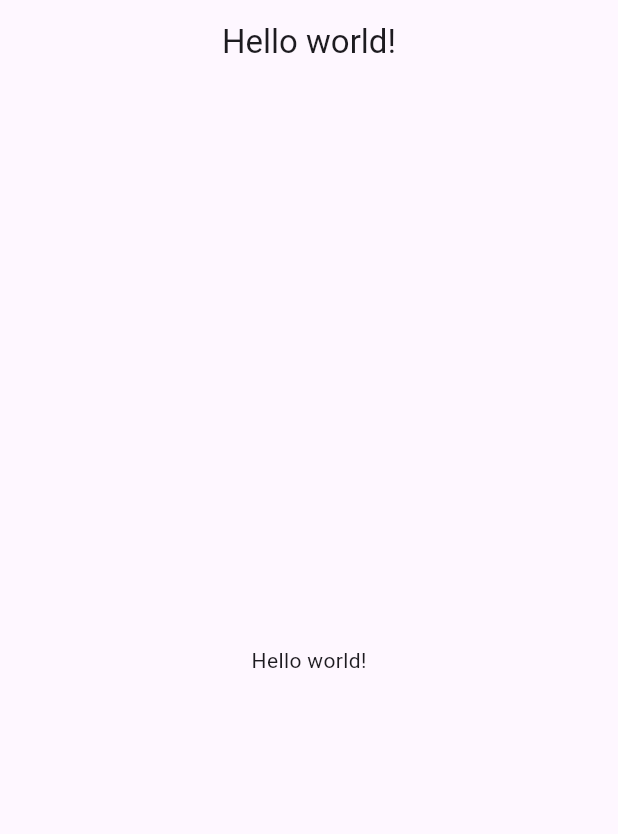
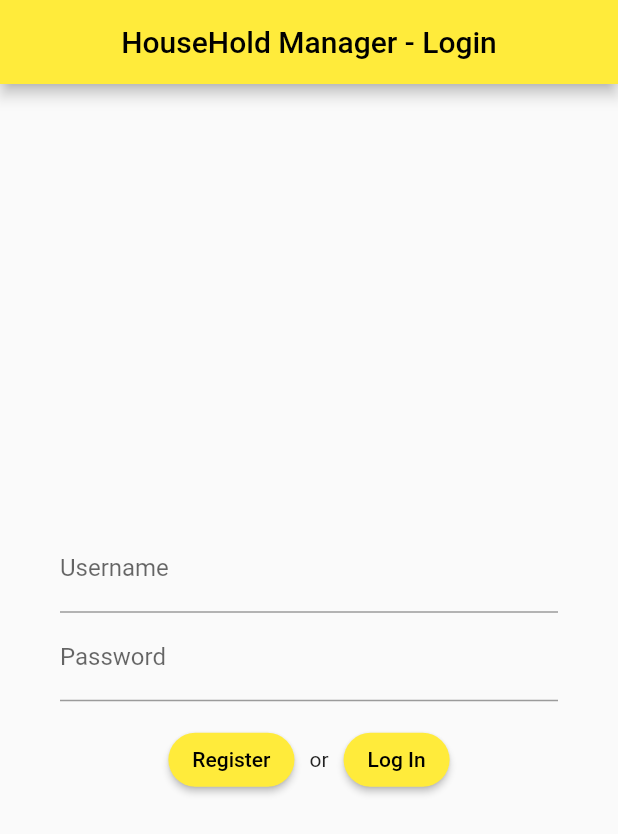
Before and after one commit to M1RT4N/Flutter_-_Household_Manager, a Flutter app: the screen it shows after launch, on a phone screen of 412 x 824 dp. Shown: the top 834 px of the screen. Run offline on Flutter 3.47's test engine with Material 3 defaults, Android fonts, the phone set to English and light mode, and no system bars.

Commit message:
feat: added logging screen

```diff
--- /dev/null
+++ b/lib/app_root.dart
@@ -0,0 +1,14 @@
+import 'package:flutter/material.dart';
+import 'package:household_manager/pages/login_page.dart';
+
+class AppRoot extends StatelessWidget {
+  const AppRoot({Key? key}) : super(key: key);
+
+  @override
+  Widget build(BuildContext context) {
+    return MaterialApp(
+      home: LoginPage(),
+      theme: ThemeData(primarySwatch: Colors.yellow, useMaterial3: false),
+    );
+  }
+}
--- a/lib/main.dart
+++ b/lib/main.dart
@@ -1,28 +1,6 @@
 import 'package:flutter/material.dart';
+import 'package:household_manager/app_root.dart';
 
 void main() {
-  runApp(const MyApp());
+  runApp(AppRoot());
 }
-
-class MyApp extends StatelessWidget {
-  const MyApp({super.key});
-
-  // This widget is the root of your application.
-  @override
-  Widget build(BuildContext context) {
-    return MaterialApp(
-      title: 'Hello world!',
-      home: Scaffold(
-        appBar: AppBar(
-            title: const Center(
-              child: Text(
-                        'Hello world!',
-                      ),
-            )),
-        body: const Center(
-          child: Text('Hello world!'),
-        ),
-      ),
-    );
-  }
-}
--- /dev/null
+++ b/lib/pages/common/page_template.dart
@@ -0,0 +1,20 @@
+import 'package:flutter/material.dart';
+
+class PageTemplate extends StatelessWidget {
+
+  final String title;
+  final Widget child;
+
+  const PageTemplate({super.key, required this.title, required this.child});
+
+  @override
+  Widget build(BuildContext context) {
+    return Scaffold(
+      appBar: AppBar(
+        title: Text(title),
+        centerTitle: true,
+      ),
+      body: child,
+    );
+  }
+}
--- /dev/null
+++ b/lib/pages/home_page.dart
@@ -0,0 +1,11 @@
+import 'package:flutter/material.dart';
+import 'package:household_manager/pages/common/page_template.dart';
+
+class HomePage extends StatelessWidget {
+  const HomePage({Key? key}) : super(key: key);
+
+  @override
+  Widget build(BuildContext context) {
+    return PageTemplate(title: 'Home', child: Text('TODO'));
+  }
+}
--- /dev/null
+++ b/lib/pages/login_page.dart
@@ -0,0 +1,108 @@
+import 'package:flutter/material.dart';
+import 'package:household_manager/pages/common/page_template.dart';
+import 'package:household_manager/pages/registration_page.dart';
+
+import 'home_page.dart';
+
+const _appMargin = 40.0;
+const _spaceAfterPassword = 15.0;
+const _spaceBetweenButtons = 10.0;
+const _spaceBeforeErrorText = 5.0;
+
+class LoginPage extends StatefulWidget {
+  const LoginPage({Key? key}) : super(key: key);
+
+  @override
+  State<LoginPage> createState() => _LoginPageState();
+}
+
+class _LoginPageState extends State<LoginPage> {
+  late bool isError;
+
+  @override
+  void initState() {
+    isError = false;
+    super.initState();
+  }
+
+  @override
+  Widget build(BuildContext context) {
+    final usernameController = TextEditingController();
+    final passwordController = TextEditingController();
+
+    return PageTemplate(
+      title: 'HouseHold Manager - Login',
+      child: Container(
+        margin: EdgeInsets.all(_appMargin),
+        child: Column(
+          mainAxisAlignment: MainAxisAlignment.center,
+          children: [
+            _buildTextField('Username', usernameController, false),
+            _buildTextField('Password', passwordController, true),
+            SizedBox(height: _spaceAfterPassword),
+            Row(
+              mainAxisAlignment: MainAxisAlignment.center,
+              children: [
+                _buildStadiumButton('Register', () {
+                  Navigator.push(context,
+                      MaterialPageRoute(builder: (_) => RegistrationPage()));
+                }),
+                SizedBox(width: _spaceBetweenButtons),
+                Text('or'),
+                SizedBox(width: _spaceBetweenButtons),
+                _buildStadiumButton('Log In', () {
+                  if (checkLoginInfo(
+                      usernameController.text, passwordController.text)) {
+                    Navigator.pushAndRemoveUntil(
+                        context,
+                        MaterialPageRoute(builder: (_) => HomePage()),
+                        (_) => false);
+                  } else {
+                    setState(() => isError = true);
+                  }
+                }),
+              ],
+            ),
+            if (isError) ...[
+              SizedBox(height: _spaceBeforeErrorText),
+              Text(
+                'Invalid username or password',
+                style:
+                    TextStyle(color: Colors.red, fontWeight: FontWeight.bold),
+              ),
+            ]
+          ],
+        ),
+      ),
+    );
+  }
+}
+
+Widget _buildTextField(
+    String labelText, TextEditingController controller, bool obscureText) {
+  return TextField(
+    decoration: InputDecoration(labelText: labelText),
+    controller: controller,
+    obscureText: obscureText,
+    enableSuggestions: false,
+    autocorrect: false,
+  );
+}
+
+Widget _buildStadiumButton(String text, Function onPressed) {
+  return ElevatedButton(
+    onPressed: () => onPressed(),
+    child: Text(text),
+    style: ButtonStyle(
+      shape: WidgetStatePropertyAll(StadiumBorder()),
+    ),
+  );
+}
+
+bool checkLoginInfo(String username, String password) {
+  if (username.isEmpty || password.isEmpty) {
+    return false;
+  }
+  // TODO
+  return true;
+}
--- /dev/null
+++ b/lib/pages/registration_page.dart
@@ -0,0 +1,11 @@
+import 'package:flutter/material.dart';
+import 'package:household_manager/pages/common/page_template.dart';
+
+class RegistrationPage extends StatelessWidget {
+  const RegistrationPage({Key? key}) : super(key: key);
+
+  @override
+  Widget build(BuildContext context) {
+    return PageTemplate(title: 'HouseHold Manager - Register', child: Text('TODO'));
+  }
+}
```
